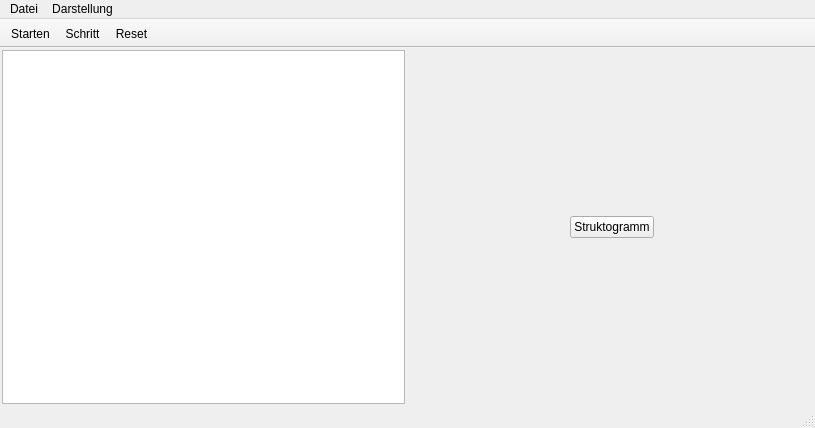
Vogtinator/RobotSteve, file RobotSteve/mainwindow.ui: the form before one commit.
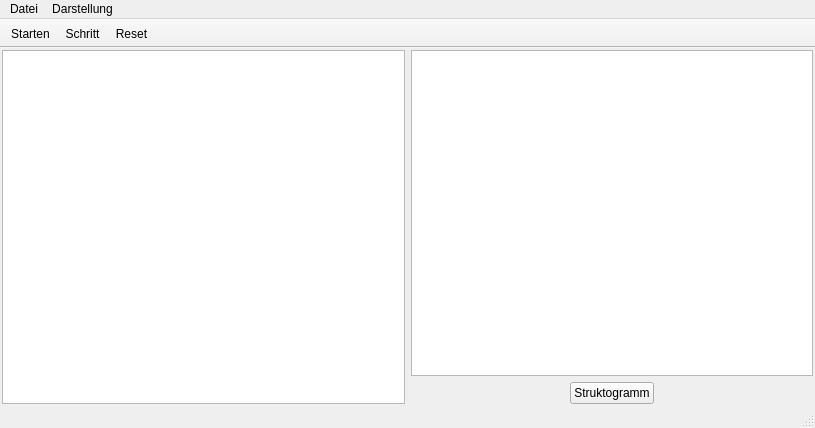
The form after the commit. Icons and pictures are not drawn.

What changed in the file:
```diff
--- a/RobotSteve/mainwindow.ui
+++ b/RobotSteve/mainwindow.ui
@@ -40,7 +40,18 @@
       <item>
        <layout class="QVBoxLayout" name="verticalLayout_2">
         <item>
-         <layout class="QVBoxLayout" name="viewFrame"/>
+         <layout class="QVBoxLayout" name="viewFrame">
+          <item>
+           <widget class="QGraphicsView" name="chart_view">
+            <property name="sizePolicy">
+             <sizepolicy hsizetype="Preferred" vsizetype="MinimumExpanding">
+              <horstretch>0</horstretch>
+              <verstretch>0</verstretch>
+             </sizepolicy>
+            </property>
+           </widget>
+          </item>
+         </layout>
         </item>
         <item>
          <layout class="QHBoxLayout" name="horizontalLayout_2">
```
Left out of the diff: 14 changed lines with no effect on the pictures.
